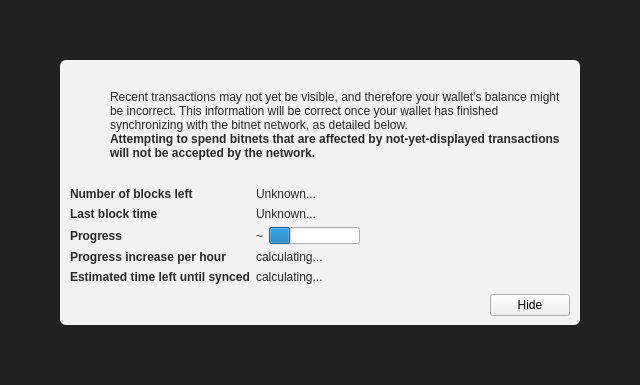
This is src/qt/forms/modaloverlay.ui in bitnet-io/bitnet-core as Qt 5 draws it before an edit. The edited form follows.
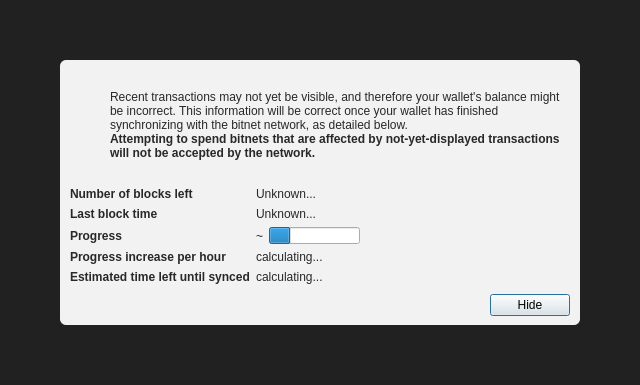
This is the edited form. Icons and pictures are not drawn. Custom widgets are drawn as their Qt base class.

The edit to the form file:
```diff
--- a/src/qt/forms/modaloverlay.ui
+++ b/src/qt/forms/modaloverlay.ui
@@ -351,6 +351,12 @@
              <property name="text">
               <string>Hide</string>
              </property>
+             <property name="focusPolicy">
+              <enum>Qt::StrongFocus</enum>
+             </property>
+             <property name="default">
+              <bool>true</bool>
+             </property>
             </widget>
            </item>
           </layout>
```
Left out of the diff: 2 changed lines with no effect on the pictures.
